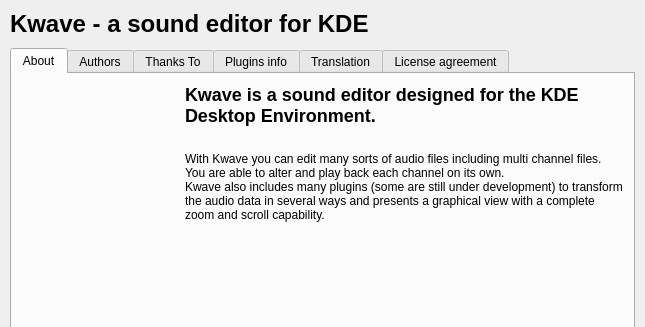
Old version of the form plugins/about/KwaveAboutDialogBase.ui in the repository KDE/kwave; both pictures show x 0 to 645 and y 0 to 327 of the 645 by 493 pixel window.
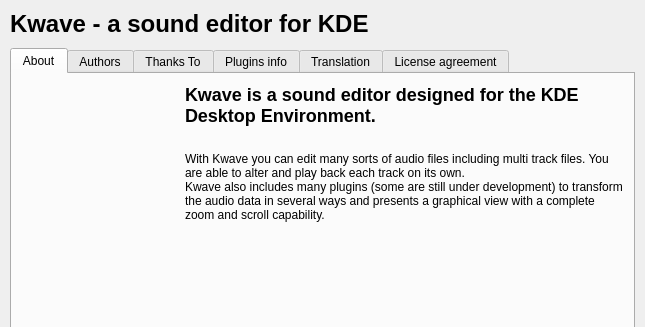
New version of the form. Custom widgets are drawn as their Qt base class.

Commit message: fixed wording 'tracks' <-> 'channels'

Patch:
```diff
--- a/plugins/about/KwaveAboutDialogBase.ui
+++ b/plugins/about/KwaveAboutDialogBase.ui
@@ -145,14 +145,14 @@
          </property>
          <property name="text">
           <string>&lt;h2&gt;Kwave is a sound editor designed for the KDE Desktop Environment. &lt;/h2&gt;&lt;br&gt;
-With Kwave you can edit many sorts of 
-audio files including multi channel files.
-You are able to alter and play back each 
-channel on its own.&lt;br&gt;
-Kwave also includes many plugins (some 
-are still under development) to transform 
+With Kwave you can edit many sorts of
+audio files including multi track files.
+You are able to alter and play back each
+track on its own.&lt;br&gt;
+Kwave also includes many plugins (some
+are still under development) to transform
 the audio data in several ways and presents
-a graphical view with a complete zoom 
+a graphical view with a complete zoom
 and scroll capability.</string>
          </property>
          <property name="textFormat">
```
The commit also changes 19 other files.
